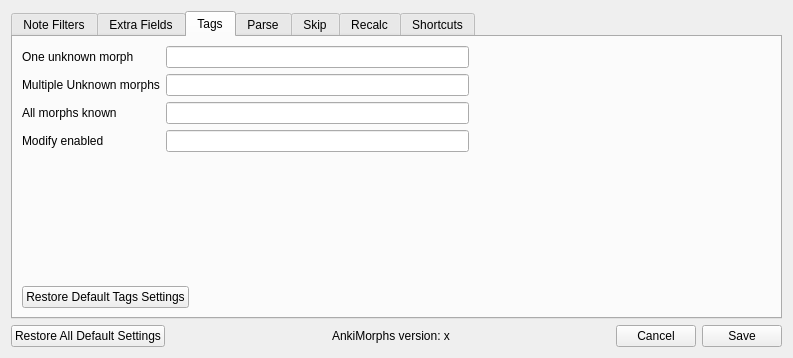
Qt form ankimorphs/ui/settings_dialog.ui (mortii/anki-morphs) before a commit.
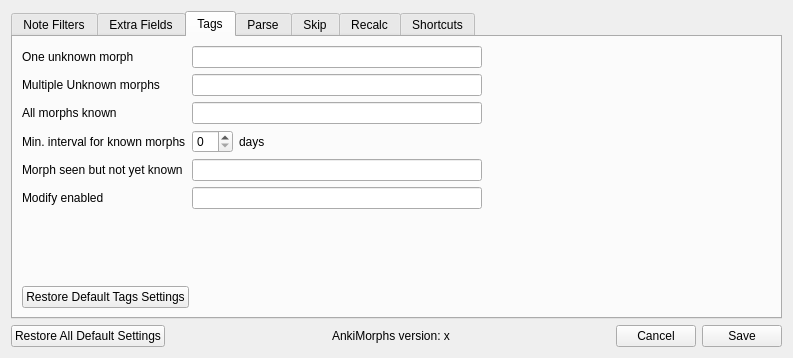
The same form after that commit. The open tabs and pages were chosen to show the change.

Patch:
```diff
--- a/ankimorphs/ui/settings_dialog.ui
+++ b/ankimorphs/ui/settings_dialog.ui
@@ -143,7 +143,7 @@
          <item>
           <layout class="QVBoxLayout" name="verticalLayout_10">
            <item>
-            <layout class="QHBoxLayout" name="horizontalLayout_3">
+            <layout class="QHBoxLayout" name="horizontalLayout_4">
              <item>
               <layout class="QVBoxLayout" name="verticalLayout_8">
                <item>
@@ -167,6 +167,20 @@
                  </property>
                 </widget>
                </item>
+               <item>
+                <widget class="QLabel" name="label_15">
+                 <property name="text">
+                  <string>Min. interval for known morphs</string>
+                 </property>
+                </widget>
+               </item>
+               <item>
+                <widget class="QLabel" name="label">
+                 <property name="text">
+                  <string>Morph seen but not yet known</string>
+                 </property>
+                </widget>
+               </item>
                <item>
                 <widget class="QLabel" name="label_7">
                  <property name="text">
@@ -188,7 +202,37 @@
                 <widget class="QLineEdit" name="stale_tag_input"/>
                </item>
                <item>
-                <widget class="QLineEdit" name="lineEdit_2"/>
+                <layout class="QHBoxLayout" name="horizontalLayout_3">
+                 <item>
+                  <widget class="QSpinBox" name="spinBox"/>
+                 </item>
+                 <item>
+                  <widget class="QLabel" name="label_6">
+                   <property name="text">
+                    <string>days</string>
+                   </property>
+                  </widget>
+                 </item>
+                 <item>
+                  <spacer name="horizontalSpacer_10">
+                   <property name="orientation">
+                    <enum>Qt::Horizontal</enum>
+                   </property>
+                   <property name="sizeHint" stdset="0">
+                    <size>
+                     <width>40</width>
+                     <height>20</height>
+                    </size>
+                   </property>
+                  </spacer>
+                 </item>
+                </layout>
+               </item>
+               <item>
+                <widget class="QLineEdit" name="learning_tag_input"/>
+               </item>
+               <item>
+                <widget class="QLineEdit" name="modify_tag_input"/>
                </item>
               </layout>
              </item>
@@ -432,9 +476,9 @@
             <number>10</number>
            </property>
            <item>
-            <widget class="QLabel" name="label_6">
+              <widget class="QLabel" name="label_16">
              <property name="text">
-              <string>Preferred sentence length (morphs)</string>
+                <string>Min. interval for known morphs:</string>
              </property>
             </widget>
            </item>
```
Left out of the diff: 41 changed lines with no effect on the pictures. Lines whose indentation alone changed are shown as unchanged.
